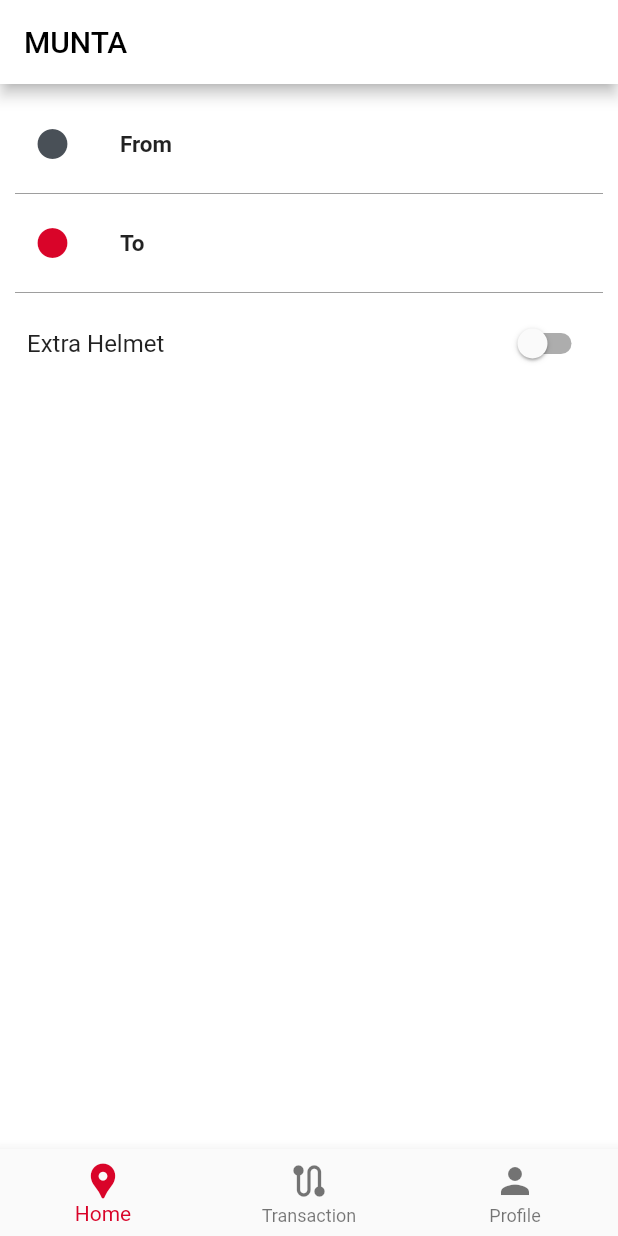
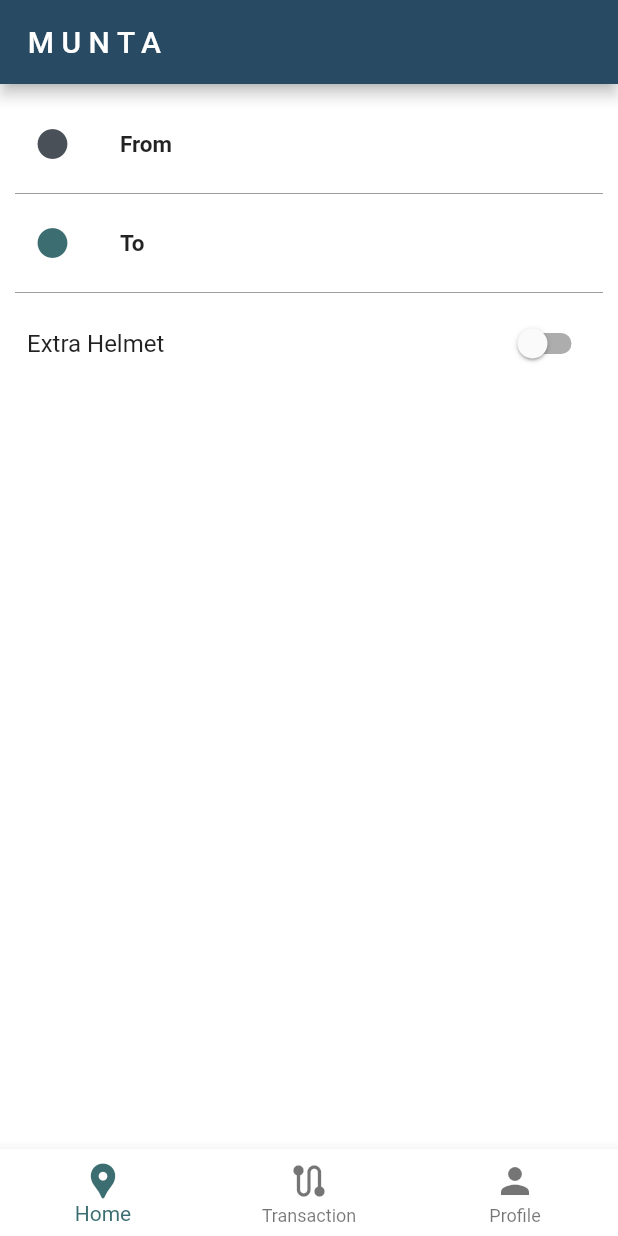
Before and after one commit to ckeanudev/home_page_capstone, a Flutter app: the screen it shows after launch, on a phone screen of 412 x 824 dp. Run offline on Flutter 3.47's test engine with Material 2 defaults, Android fonts, the phone set to English and light mode, and no system bars.

Commit message:
color changed

```diff
--- a/code/lib/home_page_view/home_view.dart
+++ b/code/lib/home_page_view/home_view.dart
@@ -65,7 +65,7 @@ class _HomeViewState extends State<HomeView> {
                         height: 50,
                         child: Icon(
                           Icons.circle,
-                          color: Color(0xffd90429),
+                          color: Color(0xff3c6e71),
                         ),
                       ),
                       const SizedBox(
@@ -102,6 +102,7 @@ class _HomeViewState extends State<HomeView> {
                           style: TextStyle(fontSize: 16),
                         ),
                         Switch(
+                          activeColor: Color(0xff3c6e71),
                           value: extraHelmet,
                           onChanged: (value) {
                             setState(
--- a/code/lib/main.dart
+++ b/code/lib/main.dart
@@ -42,10 +42,10 @@ class _MyHomePageState extends State<MyHomePage> {
     return Scaffold(
       backgroundColor: Colors.white,
       appBar: AppBar(
-        backgroundColor: Colors.white,
+        backgroundColor: Color(0xff284b63),
         title: Text(
           widget.title,
-          style: const TextStyle(color: Colors.black),
+          style: const TextStyle(color: Colors.white, letterSpacing: 5),
         ),
       ),
       body: SafeArea(
@@ -59,8 +59,8 @@ class _MyHomePageState extends State<MyHomePage> {
       ),
       bottomNavigationBar: BottomNavigationBar(
         type: BottomNavigationBarType.fixed,
-        fixedColor: const Color(0xffd90429),
-        // backgroundColor: Colors.blue,
+        fixedColor: const Color(0xff3c6e71),
+        backgroundColor: Color(0xffffffff),
         currentIndex: focusBtnNav,
         onTap: (value) {
           setState(() {
```
